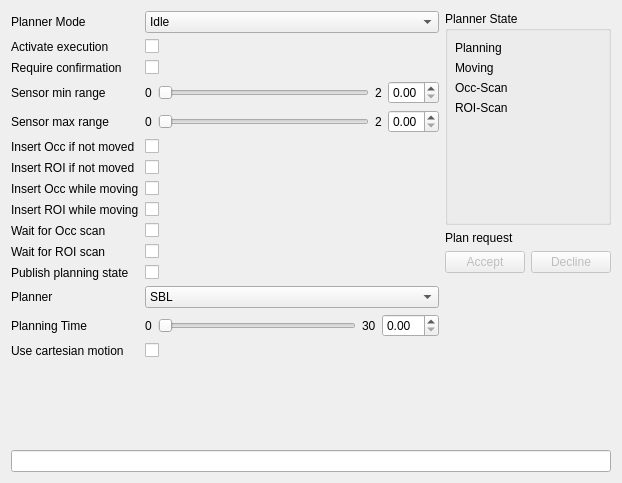
Old version of the form src/rqt_roi_viewpoint_planner/roi_viewpoint_planner_rqt_plugin.ui in the repository Eruvae/rqt_roi_viewpoint_planner.
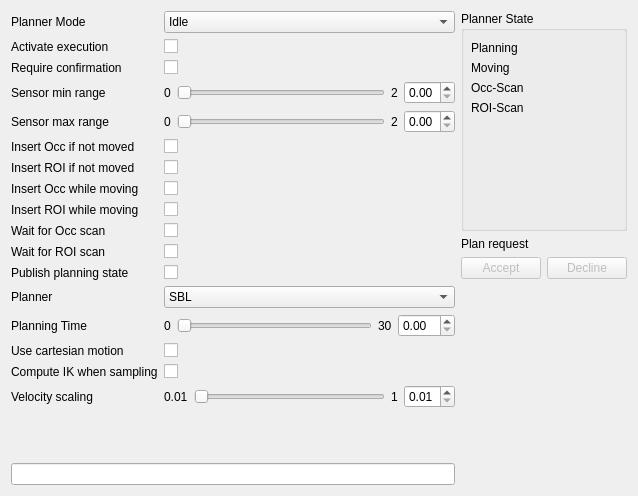
New version of the form. Custom widgets are drawn as their Qt base class.

Commit message: Added widgets for new parameters

Diff of the .ui file:
```diff
--- a/src/rqt_roi_viewpoint_planner/roi_viewpoint_planner_rqt_plugin.ui
+++ b/src/rqt_roi_viewpoint_planner/roi_viewpoint_planner_rqt_plugin.ui
@@ -6,8 +6,8 @@
    <rect>
     <x>0</x>
     <y>0</y>
-    <width>622</width>
-    <height>483</height>
+    <width>638</width>
+    <height>496</height>
    </rect>
   </property>
   <property name="windowTitle">
@@ -363,6 +363,64 @@
      <item row="14" column="1">
       <widget class="QCheckBox" name="useCartesianMotionCheckBox"/>
      </item>
+     <item row="15" column="0">
+      <widget class="QLabel" name="computeIkWhenSamplingLabel">
+       <property name="text">
+        <string>Compute IK when sampling</string>
+       </property>
+      </widget>
+     </item>
+     <item row="15" column="1">
+      <widget class="QCheckBox" name="computeIkWhenSamplingCheckBox"/>
+     </item>
+     <item row="16" column="0">
+      <widget class="QLabel" name="velocityScalingLabel">
+       <property name="text">
+        <string>Velocity scaling</string>
+       </property>
+      </widget>
+     </item>
+     <item row="16" column="1">
+      <layout class="QHBoxLayout" name="velocityScalingLayout">
+       <item>
+        <widget class="QLabel" name="velocityScalingMin">
+         <property name="text">
+          <string>0.01</string>
+         </property>
+        </widget>
+       </item>
+       <item>
+        <widget class="QSlider" name="velocityScalingSlider">
+         <property name="maximum">
+          <number>100</number>
+         </property>
+         <property name="orientation">
+          <enum>Qt::Horizontal</enum>
+         </property>
+        </widget>
+       </item>
+       <item>
+        <widget class="QLabel" name="velocityScalingMax">
+         <property name="text">
+          <string>1</string>
+         </property>
+        </widget>
+       </item>
+       <item>
+        <widget class="QDoubleSpinBox" name="velocityScalingSpinBox">
+         <property name="minimum">
+          <double>0.010000000000000</double>
+         </property>
+         <property name="maximum">
+          <double>1.000000000000000</double>
+         </property>
+         <property name="singleStep">
+          <double>0.100000000000000</double>
+         </property>
+        </widget>
+       </item>
+      </layout>
+     </item>
     </layout>
    </item>
    <item row="0" column="1">
@@ -458,7 +516,7 @@
      </item>
     </layout>
    </item>
-   <item row="2" column="0" colspan="2">
+   <item row="2" column="0">
     <widget class="QLineEdit" name="statusTextBox"/>
    </item>
   </layout>
```
The commit also changes 2 other files.
